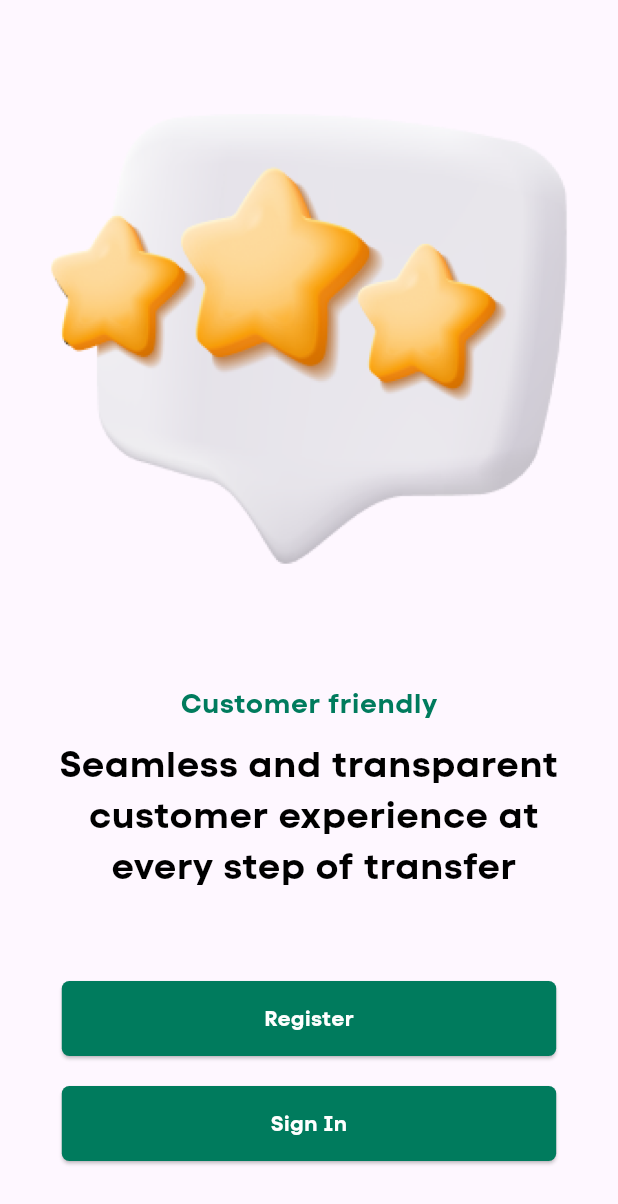
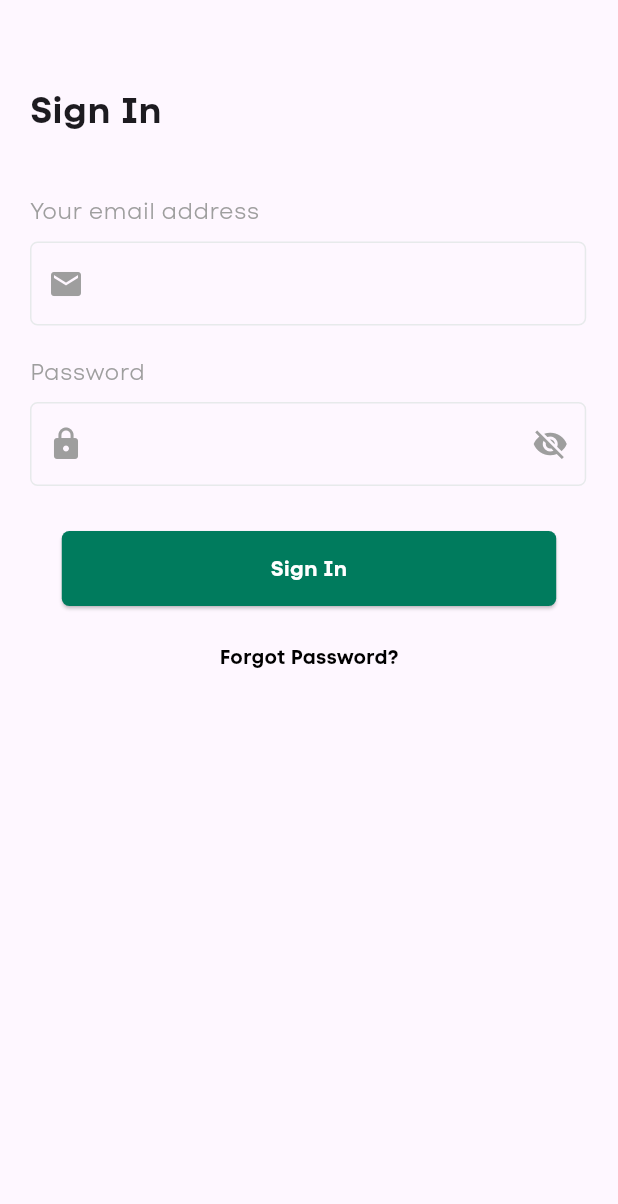
Before and after one commit to Priyanshg0211/ios-appointment-app, a Flutter app: the Registration screen opened directly, after a tap on "Sign In", on a phone screen of 412 x 824 dp. Shown: the top 1204 px of the screen. Run offline on Flutter 3.47's test engine with Material 3 defaults, Android fonts, the phone set to English and light mode, and no system bars; missing offline and left inert: dart:ffi.

Commit message:
Completed the UI of Sign In page

```diff
--- a/lib/Screens/Registration/Registration.dart
+++ b/lib/Screens/Registration/Registration.dart
@@ -1,3 +1,4 @@
+import 'package:appointment_app/Screens/Registration/SignIn.dart';
 import 'package:flutter/material.dart';
 
 class Registration extends StatefulWidget {
@@ -87,7 +88,7 @@ class _RegistrationState extends State<Registration> {
                   onPressed: () {
                     print("The Button is Pressed");
                     Navigator.push(context,
-                        MaterialPageRoute(builder: (context) => Registration()));
+                        MaterialPageRoute(builder: (context) => SignIn()));
                   },
                   child: Text(
                     'Sign In',
--- /dev/null
+++ b/lib/Screens/Registration/SignIn.dart
@@ -0,0 +1,180 @@
+import 'dart:ffi';
+
+import 'package:flutter/material.dart';
+
+class SignIn extends StatefulWidget {
+  const SignIn({super.key});
+
+  @override
+  State<SignIn> createState() => _SignInState();
+}
+
+class _SignInState extends State<SignIn> {
+  TextEditingController _emailController = TextEditingController();
+  TextEditingController _passwordController = TextEditingController();
+  bool _obscureText = true;
+  @override
+  Widget build(BuildContext context) {
+    return Scaffold(
+      appBar: AppBar(
+        backgroundColor: Colors.transparent,
+        automaticallyImplyLeading: false,
+      ),
+      body: Column(
+        crossAxisAlignment: CrossAxisAlignment.start,
+        children: [
+          Padding(
+            padding: EdgeInsets.only(left: 20),
+            child: Text(
+              'Sign In',
+              style: TextStyle(
+                fontFamily: 'Codenextbold',
+                fontSize: 24,
+              ),
+            ),
+          ),
+          SizedBox(
+            height: 40,
+          ),
+          Padding(
+            padding: EdgeInsets.only(left: 20),
+            child: Text(
+              'Your email address',
+              style: TextStyle(
+                  fontFamily: 'Codenext', color: Colors.grey, fontSize: 15),
+            ),
+          ),
+          SizedBox(
+            height: 10,
+          ),
+          Padding(
+            padding: EdgeInsets.only(left: 20),
+            child: Container(
+              width: MediaQuery.sizeOf(context).width * 0.9,
+              child: TextFormField(
+                controller: _emailController,
+                cursorColor: Color(0xff007B5D),
+                decoration: InputDecoration(
+                  prefixIcon: Icon(
+                    Icons.email,
+                    color: Colors.grey,
+                  ),
+                  border: InputBorder.none, // Remove underline
+                  enabledBorder: OutlineInputBorder(
+                    borderSide: BorderSide(color: Color(0xffE7EAEB)),
+                    borderRadius: BorderRadius.circular(5),
+                  ),
+                  focusedBorder: OutlineInputBorder(
+                    borderSide: BorderSide(color: Color(0xffE7EAEB)),
+                  ),
+                ),
+                keyboardType: TextInputType.emailAddress,
+                validator: (value) {
+                  if (value == null || value.isEmpty) {
+                    return 'Please enter your email';
+                  }
+                  if (!value.contains('@')) {
+                    return 'Please enter a valid email';
+                  }
+                  return null;
+                },
+              ),
+            ),
+          ),
+          SizedBox(
+            height: 20,
+          ),
+          Padding(
+            padding: EdgeInsets.only(left: 20),
+            child: Text(
+              'Password',
+              style: TextStyle(
+                  fontFamily: 'Codenext', color: Colors.grey, fontSize: 15),
+            ),
+          ),
+          SizedBox(
+            height: 10,
+          ),
+          Padding(
+            padding: EdgeInsets.only(left: 20),
+            child: Container(
+              width: MediaQuery.sizeOf(context).width * 0.9,
+              child: TextFormField(
+                controller: _passwordController,
+                cursorColor: Color(0xff007B5D),
+                obscureText: _obscureText,
+                decoration: InputDecoration(
+                  prefixIcon: Icon(
+                    Icons.lock,
+                    color: Colors.grey,
+                  ),
+                  border: OutlineInputBorder(),
+                  enabledBorder: OutlineInputBorder(
+                    borderSide: BorderSide(color: Color(0xffE7EAEB)),
+                    borderRadius: BorderRadius.circular(5),
+                  ),
+                  focusedBorder: OutlineInputBorder(
+                    borderSide: BorderSide(color: Color(0xffE7EAEB)),
+                  ),
+                  suffixIcon: IconButton(
+                    icon: Icon(
+                      _obscureText ? Icons.visibility_off : Icons.visibility,
+                      color: Colors.grey,
+                    ),
+                    onPressed: () {
+                      setState(() {
+                        _obscureText = !_obscureText;
+                      });
+                    },
+                  ),
+                ),
+              ),
+            ),
+          ),
+          SizedBox(
+            height: 30,
+          ),
+          Center(
+            child: Container(
+              height: 50,
+              width: MediaQuery.sizeOf(context).width * 0.8,
+              child: ElevatedButton(
+                style: ElevatedButton.styleFrom(
+                  backgroundColor: Color(0xff007B5D),
+                  shape: RoundedRectangleBorder(
+                    borderRadius: BorderRadius.circular(5),
+                  ),
+                ),
+                onPressed: () {
+                  print("The Button is Pressed");
+                },
+                child: Text(
+                  'Sign In',
+                  style: TextStyle(
+                    fontFamily: 'Codenextbold',
+                    fontWeight: FontWeight.bold,
+                    color: Colors.white,
+                  ),
+                ),
+              ),
+            ),
+          ),
+          SizedBox(
+            height: 10,
+          ),
+          Center(
+            child: TextButton(
+                onPressed: () {},
+                child: Text(
+                  'Forgot Password?',
+                  style: TextStyle(
+                      fontFamily: 'Codenextbold',
+                      color: Colors.black,
+                      fontSize: 13),
+                )),
+          ),
+        ],
+      ),
+    );
+  }
+}
```
Also changed, not shown: lib/Screens/Registration/SignUp.dart (added).
